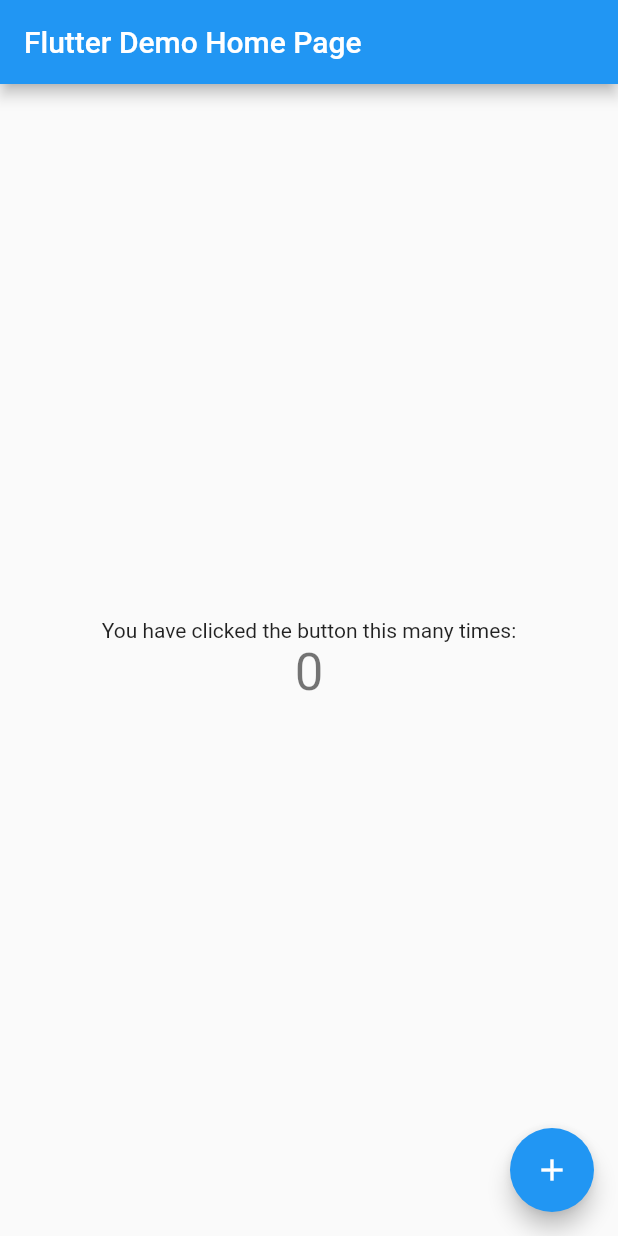
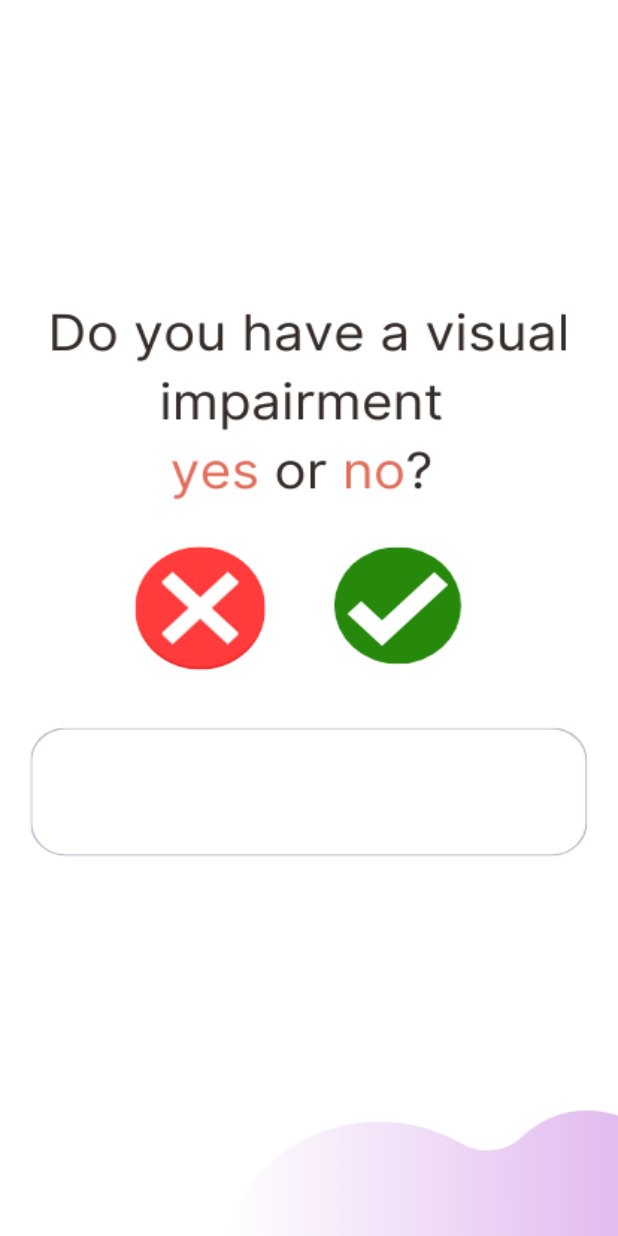
Before and after one commit to Graduation-Project-Puzzlerize/puzzlerize, a Flutter app: the screen it shows after launch, on a phone screen of 412 x 824 dp. Run offline on Flutter 3.47's test engine with Material 2 defaults, Android fonts, the phone set to English and light mode, and no system bars; our stand-ins replace flutter_tts, get.

Commit message:
tts_on_page_load

```diff
--- a/lib/main.dart
+++ b/lib/main.dart
@@ -1,4 +1,6 @@
 import 'package:flutter/material.dart';
+import 'package:get/get_navigation/src/root/get_material_app.dart';
+import 'package:puzzlerize/screens/visual_impairment_q/visual_impairment_q.dart';
 
 void main() {
   runApp(const MyApp());
@@ -12,104 +14,93 @@
   Widget build(BuildContext context) {
     return MaterialApp(
       title: 'Flutter Demo',
-      theme: ThemeData(
-        // This is the theme of your application.
-        //
-        // Try running your application with "flutter run". You'll see the
-        // application has a blue toolbar. Then, without quitting the app, try
-        // changing the primarySwatch below to Colors.green and then invoke
-        // "hot reload" (press "r" in the console where you ran "flutter run",
-        // or simply save your changes to "hot reload" in a Flutter IDE).
-        // Notice that the counter didn't reset back to zero; the application
-        // is not restarted.
-        primarySwatch: Colors.blue,
-      ),
-      home: const MyHomePage(title: 'Flutter Demo Home Page'),
+      theme: ThemeData.light(),
+      home: VisualImpairmentQ(),
     );
   }
 }
 
-class MyHomePage extends StatefulWidget {
-  const MyHomePage({super.key, required this.title});
+// class MyHomePage extends StatefulWidget {
+//   const MyHomePage({super.key, required this.title});
 
-  // This widget is the home page of your application. It is stateful, meaning
-  // that it has a State object (defined below) that contains fields that affect
-  // how it looks.
+//   // This widget is the home page of your application. It is stateful, meaning
+//   // that it has a State object (defined below) that contains fields that affect
+//   // how it looks.
 
-  // This class is the configuration for the state. It holds the values (in this
-  // case the title) provided by the parent (in this case the App widget) and
-  // used by the build method of the State. Fields in a Widget subclass are
-  // always marked "final".
+//   // This class is the configuration for the state. It holds the values (in this
+//   // case the title) provided by the parent (in this case the App widget) and
+//   // used by the build method of the State. Fields in a Widget subclass are
+//   // always marked "final".
 
-  final String title;
+//   final String title;
 
-  @override
-  State<MyHomePage> createState() => _MyHomePageState();
-}
+//   @override
+//   State<MyHomePage> createState() => _MyHomePageState();
+// }
 
-class _MyHomePageState extends State<MyHomePage> {
-  int _counter = 0;
+// class _MyHomePageState extends State<MyHomePage> {
+//   int _counter = 0;
 
-  void _incrementCounter() {
-    setState(() {
-      // This call to setState tells the Flutter framework that something has
-      // changed in this State, which causes it to rerun the build method below
-      // so that the display can reflect the updated values. If we changed
-      // _counter without calling setState(), then the build method would not be
-      // called again, and so nothing would appear to happen.
-      _counter++;
-    });
-  }
+//   void _incrementCounter() {
+//     setState(() {
+//       // This call to setState tells the Flutter framework that something has
+//       // changed in this State, which causes it to rerun the build method below
+//       // so that the display can reflect the updated values. If we changed
+//       // _counter without calling setState(), then the build method would not be
+//       // called again, and so nothing would appear to happen.
+//       _counter++;
+//     });
+//   }
 
-  @override
-  Widget build(BuildContext context) {
-    // This method is rerun every time setState is called, for instance as done
-    // by the _incrementCounter method above.
-    //
-    // The Flutter framework has been optimized to make rerunning build methods
-    // fast, so that you can just rebuild anything that needs updating rather
-    // than having to individually change instances of widgets.
-    return Scaffold(
-      appBar: AppBar(
-        // Here we take the value from the MyHomePage object that was created by
-        // the App.build method, and use it to set our appbar title.
-        title: Text(widget.title),
-      ),
-      body: Center(
-        // Center is a layout widget. It takes a single child and positions it
-        // in the middle of the parent.
-        child: Column(
-          // Column is also a layout widget. It takes a list of children and
-          // arranges them vertically. By default, it sizes itself to fit its
-          // children horizontally, and tries to be as tall as its parent.
-          //
-          // Invoke "debug painting" (press "p" in the console, choose the
-          // "Toggle Debug Paint" action from the Flutter Inspector in Android
-          // Studio, or the "Toggle Debug Paint" command in Visual Studio Code)
-          // to see the wireframe for each widget.
-          //
-          // Column has various properties to control how it sizes itself and
-          // how it positions its children. Here we use mainAxisAlignment to
-          // center the children vertically; the main axis here is the vertical
-          // axis because Columns are vertical (the cross axis would be
-          // horizontal).
-          mainAxisAlignment: MainAxisAlignment.center,
-          children: <Widget>[
-            const Text(
-              'You have clicked the button this many times:',
-            ),
-            Text(
-              '$_counter',
-              style: Theme.of(context).textTheme.headlineMedium,
-            ),
-          ],
-        ),
-      ),
-      floatingActionButton: FloatingActionButton(
-        onPressed: _incrementCounter,
-        tooltip: 'Increment',
-        child: const Icon(Icons.add),
-      ), // This trailing comma makes auto-formatting nicer for build methods.
-    );
-  }
-}
+//   @override
+//   Widget build(BuildContext context) {
+//     // This method is rerun every time setState is called, for instance as done
+//     // by the _incrementCounter method above.
+//     //
+//     // The Flutter framework has been optimized to make rerunning build methods
+//     // fast, so that you can just rebuild anything that needs updating rather
+//     // than having to individually change instances of widgets.
+//     return Scaffold(
+//       appBar: AppBar(
+//         // Here we take the value from the MyHomePage object that was created by
+//         // the App.build method, and use it to set our appbar title.
+//         title: Text(widget.title),
+//       ),
+//       body: Center(
+//         // Center is a layout widget. It takes a single child and positions it
+//         // in the middle of the parent.
+//         child: Column(
+//           // Column is also a layout widget. It takes a list of children and
+//           // arranges them vertically. By default, it sizes itself to fit its
+//           // children horizontally, and tries to be as tall as its parent.
+//           //
+//           // Invoke "debug painting" (press "p" in the console, choose the
+//           // "Toggle Debug Paint" action from the Flutter Inspector in Android
+//           // Studio, or the "Toggle Debug Paint" command in Visual Studio Code)
+//           // to see the wireframe for each widget.
+//           //
+//           // Column has various properties to control how it sizes itself and
+//           // how it positions its children. Here we use mainAxisAlignment to
+//           // center the children vertically; the main axis here is the vertical
+//           // axis because Columns are vertical (the cross axis would be
+//           // horizontal).
+//           mainAxisAlignment: MainAxisAlignment.center,
+//           children: <Widget>[
+//             const Text(
+//               'You\'ve clicked the button this many times:',
+//             ),
+//             Text(
+//               '$_counter',
+//               style: Theme.of(context).textTheme.headlineMedium,
+//             ),
+//           ],
+//         ),
+//       ),
+//       floatingActionButton: FloatingActionButton(
+//         onPressed: _incrementCounter,
+//         tooltip: 'Increment',
+//         child: const Icon(Icons.add),
+//       ), // This trailing comma makes auto-formatting nicer for build methods.
+//     );
+//   }
+// }
--- /dev/null
+++ b/lib/screens/visual_impairment_q/visual_impairment_q.dart
@@ -0,0 +1,86 @@
+import 'package:flutter/material.dart';
+import 'package:flutter_tts/flutter_tts.dart';
+import 'package:get/get.dart';
+
+class VisualImpairmentQ extends StatefulWidget {
+  @override
+  _VisualImpairmentQState createState() => _VisualImpairmentQState();
+}
+
+class _VisualImpairmentQState extends State<VisualImpairmentQ> {
+  @override
+  void initState() {
+    super.initState();
+    final TextToSpeech tts = new TextToSpeech();
+    tts.speak();
+  }
+
+  Widget build(BuildContext context) {
+    return Scaffold(
+      body: Stack(
+        children: [
+          Container(
+            decoration: const BoxDecoration(
+              image: DecorationImage(
+                  image: AssetImage("assets/images/visual_impairment_q.png"),
+                  fit: BoxFit.fill),
+            ),
+            child: TextToSpeech() /* add child content here */,
+          )
+          // SafeArea(
+          //   child: Column(
+          //     crossAxisAlignment: CrossAxisAlignment.start,
+          //     children: [
+          //       Spacer(flex: 2), //2/6
+          //       // Text(
+          //       //   "Let's Play Quiz,",
+          //       //   style: Theme.of(context).textTheme.headline4,
+          //       // ),
+          //       //Text("Enter your informations below"),
+          //       Spacer(), // 1/6
+          //       TextField(
+          //         decoration: InputDecoration(
+          //           filled: true,
+          //           fillColor: Color(0xFF1C2341),
+          //           hintText: "Full Nam",
+          //           border: OutlineInputBorder(
+          //             borderRadius: BorderRadius.all(Radius.circular(12)),
+          //           ),
+          //         ),
+          //       ),
+          //       Spacer(), // 1/6
+          //       InkWell(
+          //         child: Container(
+          //           width: double.infinity,
+          //           alignment: Alignment.center,
+          //           decoration: BoxDecoration(
+          //             borderRadius: BorderRadius.all(Radius.circular(12)),
+          //           ),
+          //           //child: Text("Lets Start Quiz",
+          //           // style: Theme.of(context).textTheme.button),
+          //         ),
+          //       ),
+          //       Spacer(flex: 2), // it will take 2/6 spaces
+          //     ],
+          //   ),
+          // ),
+        ],
+      ),
+    );
+  }
+}
+
+class TextToSpeech extends StatelessWidget {
+  final FlutterTts flutterTts = FlutterTts();
+
+  speak() async {
+    await flutterTts.setLanguage("en-US");
+    await flutterTts.setPitch(1); //0.5 to 1.5
+    await flutterTts.speak("Do you have a visual impairment, yes or no?");
+  }
+
+  @override
+  Widget build(BuildContext context) {
+    return Container();
+  }
+}
```
Also changed, not shown: pubspec.yaml (+7 -4 lines), assets/images/splash_screen.png (renamed from assets/splash_screen.png), assets/images/visual_impairment_q.png (added), pubspec.lock, 5 other files.
